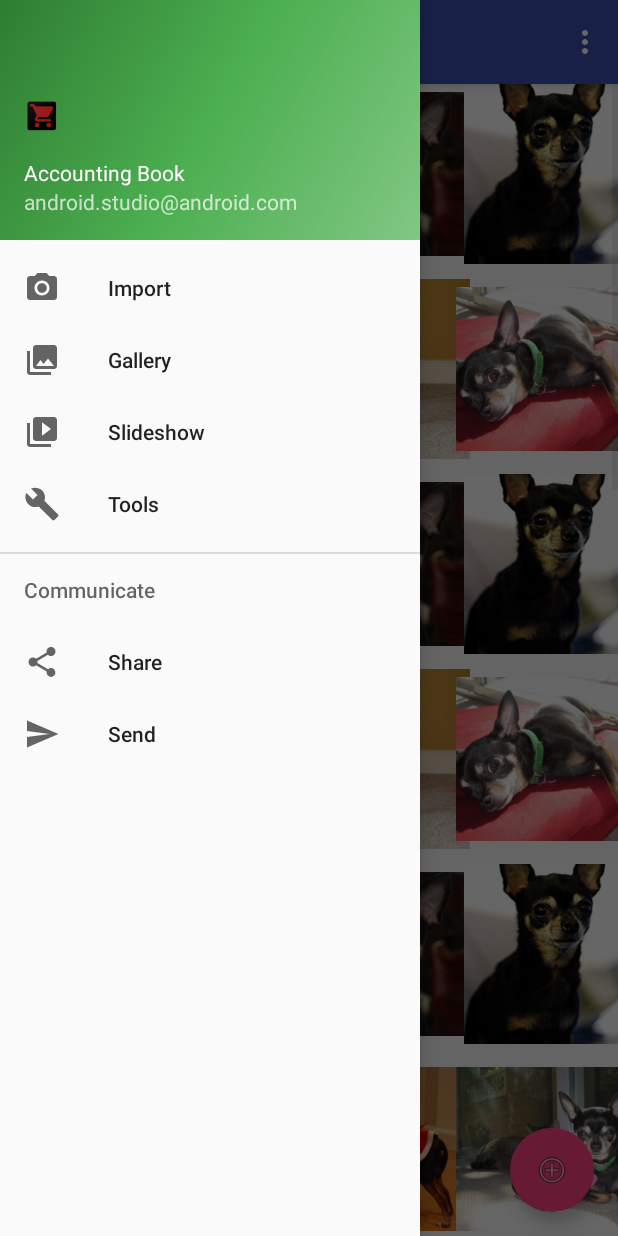
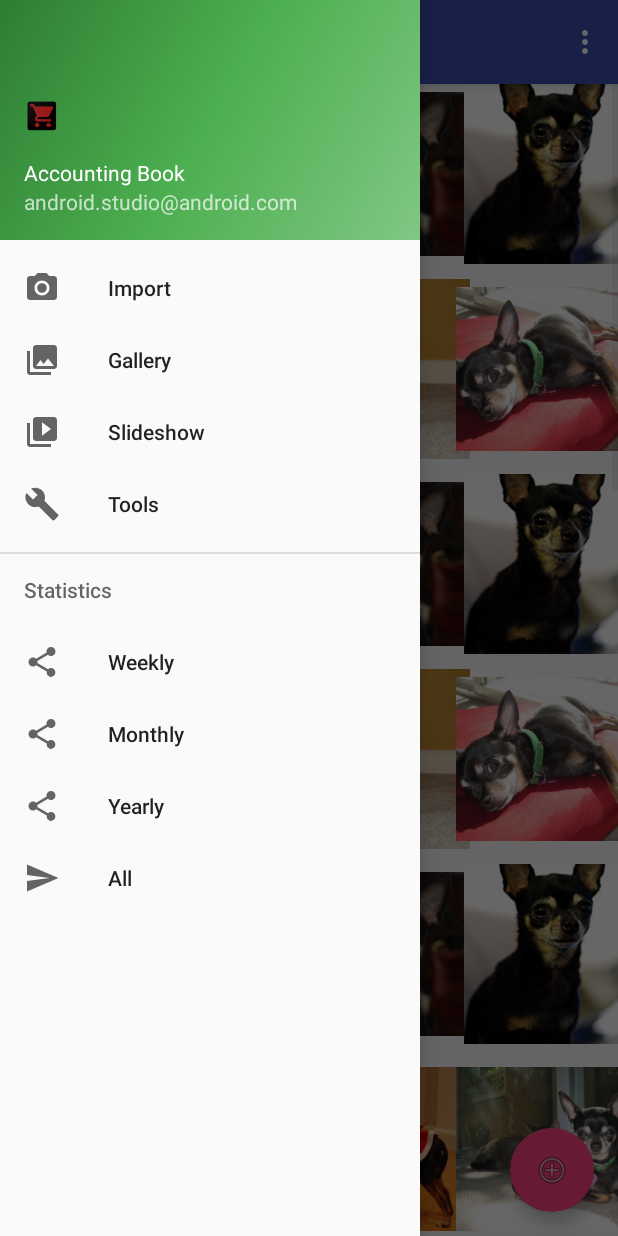
Before and after one commit to senden9/accountBookAndroid, an Android app: the screen it shows after launch (MainActivity), with the side drawer open, on a phone screen of 412 x 824 dp. Run offline under Robolectric (Android 15) with nearby library versions, the phone set to English and light mode, and no system bars.

Commit message:
Update Menu. Add stats

```diff
--- a/app/src/main/java/com/stefano_probst/gridtest/MainActivity.java
+++ b/app/src/main/java/com/stefano_probst/gridtest/MainActivity.java
@@ -105,10 +105,6 @@ public class MainActivity extends AppCompatActivity
 
         } else if (id == R.id.nav_manage) {
 
-        } else if (id == R.id.nav_share) {
-
-        } else if (id == R.id.nav_send) {
-
         }
 
         DrawerLayout drawer = (DrawerLayout) findViewById(R.id.drawer_layout);
--- a/app/src/main/res/menu/activity_main_drawer.xml
+++ b/app/src/main/res/menu/activity_main_drawer.xml
@@ -20,16 +20,24 @@
             android:title="Tools" />
     </group>
 
-    <item android:title="Communicate">
+    <item android:title="Statistics">
         <menu>
             <item
-                android:id="@+id/nav_share"
+                android:id="@+id/stat_week"
                 android:icon="@drawable/ic_menu_share"
-                android:title="Share" />
+                android:title="Weekly" />
             <item
-                android:id="@+id/nav_send"
+                android:id="@+id/stat_month"
+                android:icon="@drawable/ic_menu_share"
+                android:title="Monthly" />
+            <item
+                android:id="@+id/stat_year"
+                android:icon="@drawable/ic_menu_share"
+                android:title="Yearly" />
+            <item
+                android:id="@+id/stat_all"
                 android:icon="@drawable/ic_menu_send"
-                android:title="Send" />
+                android:title="All" />
         </menu>
     </item>
 
```
